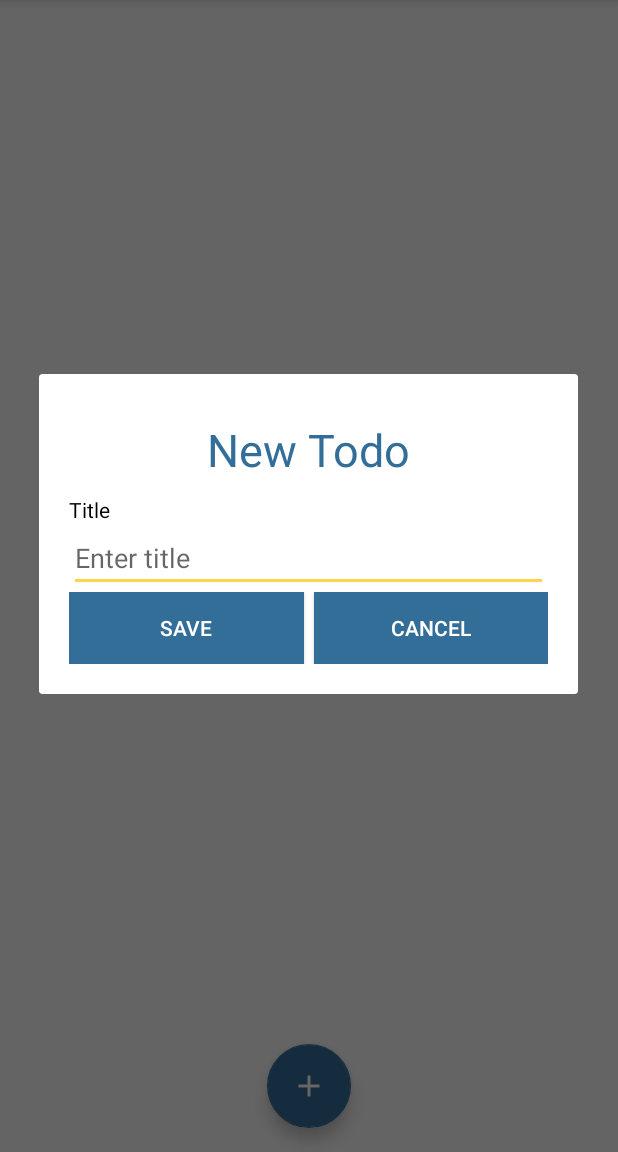
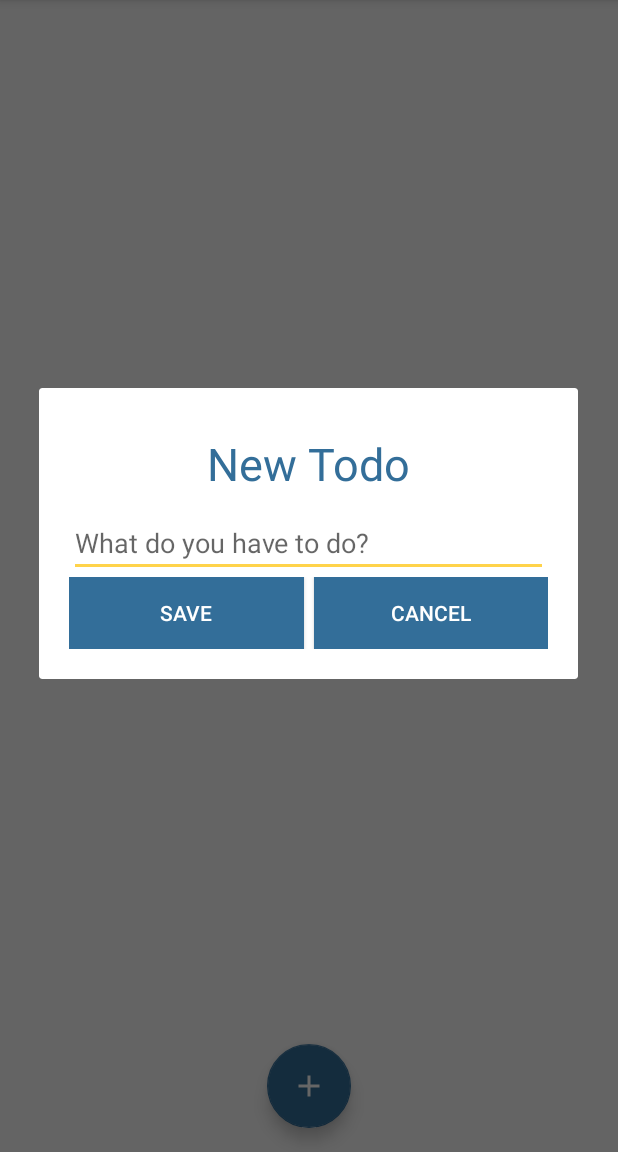
Before and after one commit to noahalorwu/pycon-africa-android, an Android app: the fragment TodosFragment shown on its own in the app's theme, after a tap on an icon or button, on a phone screen of 412 x 824 dp, the part 84-1236 px from its top. Run offline under Robolectric (Android 15) with nearby library versions, the phone set to English and light mode, and no system bars; 1 statement that could not run was skipped.

Commit message:
Minor improvement

```diff
--- a/app/src/main/java/africa/pycon/pyconafrica/Dashboard.kt
+++ b/app/src/main/java/africa/pycon/pyconafrica/Dashboard.kt
@@ -2,6 +2,7 @@ package africa.pycon.pyconafrica
 
 import africa.pycon.pyconafrica.extensions.browseCustomTab
 import africa.pycon.pyconafrica.extensions.toast
+import africa.pycon.pyconafrica.todos.TodosFragment
 import africa.pycon.pyconafrica.socialmedia.Facebook
 import africa.pycon.pyconafrica.socialmedia.PyAfricaWebsite
 import africa.pycon.pyconafrica.sponsors.SponsorFragment
@@ -118,6 +119,7 @@ class Dashboard : AppCompatActivity(), NavigationView.OnNavigationItemSelectedLi
             R.id.nav_todo -> {
                 supportActionBar?.title = "To-Do"
                 setFragment(TodosFragment())
+                item.isChecked = true
             }
 
             R.id.nav_back -> {
--- a/app/src/main/java/africa/pycon/pyconafrica/extensions/DBHelper.kt
+++ b/app/src/main/java/africa/pycon/pyconafrica/extensions/DBHelper.kt
@@ -4,7 +4,7 @@ import android.content.ContentValues
 import android.content.Context
 import android.database.sqlite.SQLiteDatabase
 import android.database.sqlite.SQLiteOpenHelper
-import africa.pycon.pyconafrica.models.Todo
+import africa.pycon.pyconafrica.todos.Todo
 
 class DBHelper(context: Context?) : SQLiteOpenHelper(
     context,
--- a/app/src/main/java/africa/pycon/pyconafrica/extensions/TodosAdapter.kt
+++ b/app/src/main/java/africa/pycon/pyconafrica/extensions/TodosAdapter.kt
@@ -1,7 +1,7 @@
 package africa.pycon.pyconafrica.extensions
 
 import africa.pycon.pyconafrica.R
-import africa.pycon.pyconafrica.models.Todo
+import africa.pycon.pyconafrica.todos.Todo
 import android.content.Context
 import android.view.LayoutInflater
 import android.view.View
--- a/app/src/main/java/africa/pycon/pyconafrica/models/Todo.kt
+++ b/app/src/main/java/africa/pycon/pyconafrica/todos/Todo.kt
@@ -1,4 +1,4 @@
-package africa.pycon.pyconafrica.models
+package africa.pycon.pyconafrica.todos
 
 import java.io.Serializable
 
--- a/app/src/main/java/africa/pycon/pyconafrica/TodosFragment.kt
+++ b/app/src/main/java/africa/pycon/pyconafrica/todos/TodosFragment.kt
@@ -1,9 +1,9 @@
-package africa.pycon.pyconafrica
+package africa.pycon.pyconafrica.todos
 
+import africa.pycon.pyconafrica.R
 import africa.pycon.pyconafrica.extensions.DBHelper
 import africa.pycon.pyconafrica.extensions.TodosAdapter
 import africa.pycon.pyconafrica.extensions.toast
-import africa.pycon.pyconafrica.models.Todo
 import android.annotation.SuppressLint
 import android.os.Bundle
 import android.text.TextUtils
--- a/app/src/main/res/drawable/ic_delete.xml
+++ b/app/src/main/res/drawable/ic_delete.xml
@@ -1,5 +1,5 @@
-<vector android:height="24dp" android:tint="#E10000"
+<vector android:height="24dp" android:tint="#FFD34A"
     android:viewportHeight="24.0" android:viewportWidth="24.0"
     android:width="24dp" xmlns:android="http://schemas.android.com/apk/res/android">
-    <path android:fillColor="#FF000000" android:pathData="M6,19c0,1.1 0.9,2 2,2h8c1.1,0 2,-0.9 2,-2V7H6v12zM19,4h-3.5l-1,-1h-5l-1,1H5v2h14V4z"/>
+    <path android:fillColor="#FFD34A" android:pathData="M6,19c0,1.1 0.9,2 2,2h8c1.1,0 2,-0.9 2,-2V7H6v12zM19,4h-3.5l-1,-1h-5l-1,1H5v2h14V4z"/>
 </vector>
--- a/app/src/main/res/layout/add_todo.xml
+++ b/app/src/main/res/layout/add_todo.xml
@@ -15,17 +15,12 @@
         android:textColor="@color/colorPrimaryDark"
         android:textSize="30sp" />
 
-    <TextView
-        android:layout_width="match_parent"
-        android:layout_height="wrap_content"
-        android:text="@string/title"
-        android:textColor="@android:color/black" />
 
     <EditText
         android:id="@+id/edTitle"
         android:layout_width="match_parent"
         android:layout_height="wrap_content"
-        android:hint="Enter title"
+        android:hint="@string/hint_todo"
         android:inputType="textCapWords"
         android:textColor="@android:color/black" />
 
--- a/app/src/main/res/layout/fragment_todos.xml
+++ b/app/src/main/res/layout/fragment_todos.xml
@@ -3,9 +3,8 @@
              xmlns:tools="http://schemas.android.com/tools"
              android:layout_width="match_parent"
              android:layout_height="match_parent" xmlns:app="http://schemas.android.com/apk/res-auto"
-             tools:context=".TodosFragment">
+             tools:context=".todos.TodosFragment">
 
-    <!-- TODO: Update blank fragment layout -->
     <androidx.recyclerview.widget.RecyclerView
             android:layout_width="match_parent"
             android:layout_height="match_parent"
--- a/app/src/main/res/layout/todos_item_layout.xml
+++ b/app/src/main/res/layout/todos_item_layout.xml
@@ -58,11 +58,13 @@
                     <!--android:id="@+id/edit_todo"-->
                     <!--android:layout_marginRight="15sp"-->
             <!--/>-->
+
             <ImageView
+                    android:id="@+id/delete_todo"
                     android:layout_width="20sp"
                     android:layout_height="20sp"
                     android:src="@drawable/ic_delete"
-                    android:id="@+id/delete_todo"
+
             />
         </LinearLayout>
     </LinearLayout>
--- a/app/src/main/res/values/strings.xml
+++ b/app/src/main/res/values/strings.xml
@@ -50,5 +50,6 @@
     <string name="gen_info">General Information</string>
     <string name="sponsor_level">Bronze</string>
     <string name="sponsor_name">Real Python</string>
+    <string name="hint_todo">What do you have to do?</string>
 
 </resources>
```
